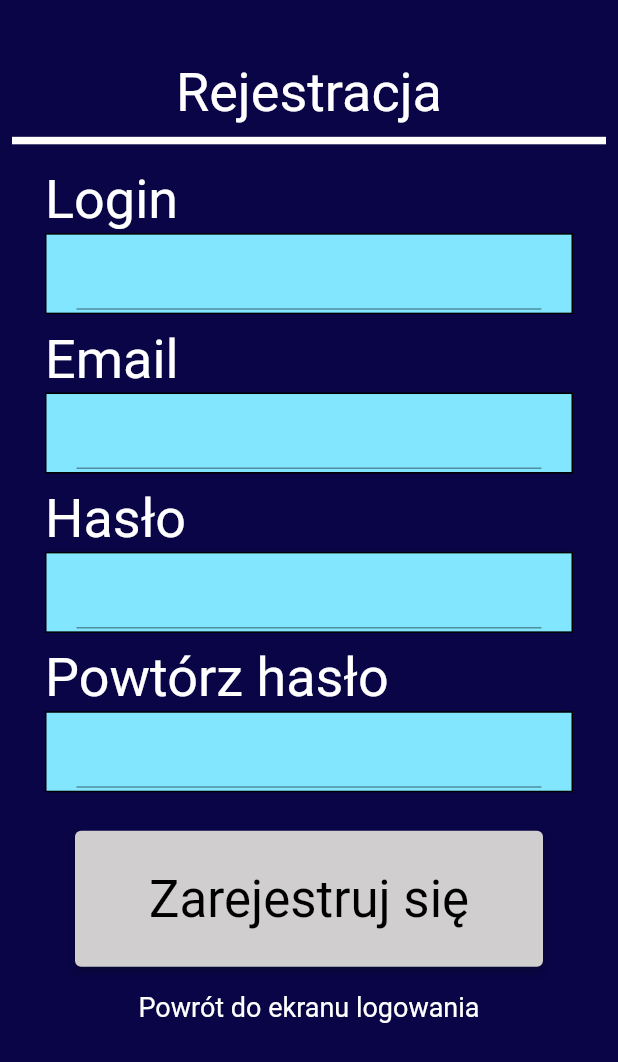
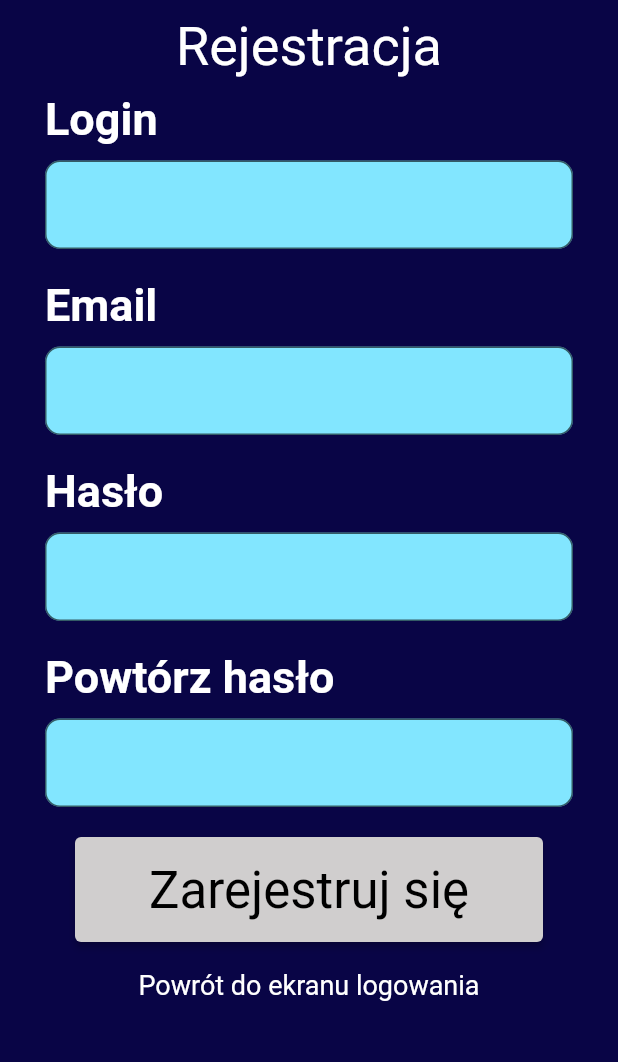
Before and after one commit to Wojberni/interactive-learning, a Flutter app: the screen it shows after launch, after a tap on "Zaloguj się", after a tap on "Rejestracja", on a phone screen of 412 x 824 dp. Shown: the top 1062 px of the screen. Run offline on Flutter 3.47's test engine with Material 2 defaults, Android fonts, the light colour scheme and no system bars; our stand-ins replace flutter_dotenv; missing offline and left inert: learning_api.

Commit message:
Created more clear folder structure and finished refactor for register page

```diff
--- a/mobile/lib/custom_header_login_register.dart
+++ /dev/null
@@ -1,24 +0,0 @@
-import 'package:flutter/material.dart';
-
-class CustomHeaderLoginRegister extends StatelessWidget {
-
-  const CustomHeaderLoginRegister(this.header, {super.key});
-
-  final String header;
-
-  @override
-  Widget build(BuildContext context) {
-    return Padding(
-      padding: const EdgeInsets.only(
-        top: 10.0,
-      ),
-      child: Center(
-        child: Text(
-          header,
-          style: const TextStyle(
-              fontSize: 36, color: Colors.white),
-        ),
-      ),
-    );
-  }
-}
--- a/mobile/lib/custom_login_register_form_field.dart
+++ b/mobile/lib/login_register/custom_form_field.dart
@@ -19,11 +19,15 @@ class CustomFormField extends StatelessWidget {
   @override
   Widget build(BuildContext context) {
     return Padding(
-      padding: const EdgeInsets.all(30.0),
-      child: Column(children: [
+      padding: const EdgeInsets.symmetric(
+          vertical: 10, horizontal: 30),
+      child: Column(
+        crossAxisAlignment: CrossAxisAlignment.start,
+          children: [
         Text(
           hintText,
           textAlign: TextAlign.left,
+          textWidthBasis: TextWidthBasis.parent,
           style: const TextStyle(
             fontSize: 30,
             fontWeight: FontWeight.bold,
--- /dev/null
+++ b/mobile/lib/login_register/custom_layout_header.dart
@@ -0,0 +1,28 @@
+import 'package:flutter/material.dart';
+
+class CustomHeaderLoginRegister extends StatelessWidget {
+
+  const CustomHeaderLoginRegister(this.header, {super.key});
+
+  final String header;
+
+  @override
+  Widget build(BuildContext context) {
+    return Column(
+      children: [
+        Padding(
+          padding: const EdgeInsets.only(
+            top: 10.0,
+          ),
+          child: Center(
+            child: Text(
+              header,
+              style: const TextStyle(
+                  fontSize: 36, color: Colors.white),
+            ),
+          ),
+        ),
+      ],
+    );
+  }
+}
--- a/mobile/lib/login_page.dart
+++ b/mobile/lib/login_register/login_page.dart
@@ -2,11 +2,11 @@ import 'package:flutter/material.dart';
 import 'package:flutter/services.dart';
 import 'package:learning_api/api.dart';
 
-import 'api/ApiClient.dart';
+import '../api/ApiClient.dart';
 import 'custom_elevated_button.dart';
-import 'custom_login_register_form_field.dart';
+import 'custom_form_field.dart';
 import 'custom_validation_extension.dart';
-import 'custom_header_login_register.dart';
+import 'custom_layout_header.dart';
 
 class LoginPage extends StatefulWidget {
   const LoginPage({super.key});
@@ -16,11 +16,11 @@ class LoginPage extends StatefulWidget {
 }
 
 class _LoginPageState extends State<LoginPage> {
-  final formKey = GlobalKey<FormState>();
+  final _formKey = GlobalKey<FormState>();
   final _backgroundColor = const Color(0xFF090546);
 
-  String login = "";
-  String password = "";
+  String _login = "";
+  String _password = "";
 
   @override
   Widget build(BuildContext context) {
@@ -33,7 +33,7 @@ class _LoginPageState extends State<LoginPage> {
             resizeToAvoidBottomInset: false,
             body: SafeArea(
                 child: Form(
-                  key: formKey,
+                  key: _formKey,
                   child: Column(
                         children: [
                           const CustomHeaderLoginRegister("Logowanie"),
@@ -50,7 +50,7 @@ class _LoginPageState extends State<LoginPage> {
                               } else if (!value.isValidName) {
                                 return "Wpisz poprawny login!";
                               } else {
-                                login = value;
+                                _login = value;
                                 return null;
                               }
                             },
@@ -68,7 +68,7 @@ class _LoginPageState extends State<LoginPage> {
                               } else if (!value.isValidPassword) {
                                 return "Wpisz poprawne hasło!";
                               } else {
-                                password = value;
+                                _password = value;
                                 return null;
                               }
                             },
@@ -77,10 +77,10 @@ class _LoginPageState extends State<LoginPage> {
                           CustomElevatedButton(
                             title: 'Zaloguj się',
                             onPressed: () {
-                              if (formKey.currentState!.validate()) {
+                              if (_formKey.currentState!.validate()) {
                                 AuthEndpointApi(apiClient)
                                     .login(LoginUserRequest(
-                                    username: login, password: password))
+                                    username: _login, password: _password))
                                     .then((value) => {
                                   apiClient.addDefaultHeader(
                                       "Authorization",
@@ -96,26 +96,6 @@ class _LoginPageState extends State<LoginPage> {
                                   .pushNamed('registrationPage');
                             },
                           ),
-                          // Padding(
-                          //   padding: EdgeInsets.symmetric(
-                          //       horizontal: 50, vertical: screenHeight * 0.01),
-                          //   child: ElevatedButton(
-
-                          //     style: ElevatedButton.styleFrom(
-                          //         backgroundColor: _buttonColor,
-                          //         minimumSize: Size(
-                          //             screenWidth * 0.9, screenHeight * 0.11)),
-                          //     child: const Center(
-                          //       child: Text(
-                          //         'Rejestracja',
-                          //         style: TextStyle(
-                          //             fontSize: 34,
-                          //             color: Colors.black,
-                          //             fontWeight: FontWeight.normal),
-                          //       ),
-                          //     ),
-                          //   ),
-                          // ),
                           Padding(
                             padding: EdgeInsets.symmetric(
                                 horizontal: 15, vertical: screenHeight * 0.02),
--- /dev/null
+++ b/mobile/lib/login_register/registration_page.dart
@@ -0,0 +1,138 @@
+import 'package:flutter/material.dart';
+import 'package:flutter/services.dart';
+import 'package:learning_api/api.dart';
+import 'package:mobile/login_register/custom_elevated_button.dart';
+import 'package:mobile/login_register/custom_validation_extension.dart';
+
+import '../api/ApiClient.dart';
+import 'custom_form_field.dart';
+import 'custom_layout_header.dart';
+
+class RegistrationPage extends StatefulWidget {
+  const RegistrationPage({super.key});
+
+  @override
+  State<RegistrationPage> createState() => _RegistrationPageState();
+}
+
+class _RegistrationPageState extends State<RegistrationPage> {
+  final _formKey = GlobalKey<FormState>();
+  final _backgroundColor = const Color(0xFF090546);
+  String _login = "";
+  String _email = "";
+  String _password = "";
+  String _password2 = "";
+
+  @override
+  Widget build(BuildContext context) {
+    final double screenWidth = MediaQuery.of(context).size.width;
+    final double screenHeight = MediaQuery.of(context).size.height;
+
+    return MaterialApp(
+      home: Scaffold(
+        backgroundColor: _backgroundColor,
+        resizeToAvoidBottomInset: false,
+        body: SafeArea(
+            child: Form(
+          key: _formKey,
+          child: Column(children: [
+            const CustomHeaderLoginRegister("Rejestracja"),
+            CustomFormField(
+              hintText: 'Login',
+              inputFormatters: [
+                FilteringTextInputFormatter.allow(RegExp(r'[a-zA-Z0-9]')),
+                LengthLimitingTextInputFormatter(30),
+              ],
+              validator: (value) {
+                if (value!.isEmpty) {
+                  return "Wpisz login!";
+                } else if (!value.isValidName) {
+                  return "Wpisz poprawny login!";
+                } else {
+                  _login = value;
+                  return null;
+                }
+              },
+            ),
+            CustomFormField(
+              hintText: 'Email',
+              inputFormatters: [
+                FilteringTextInputFormatter.allow(RegExp(r'[a-zA-Z0-9@.]')),
+                LengthLimitingTextInputFormatter(30),
+              ],
+              validator: (value) {
+                if (value!.isEmpty) {
+                  return "Wpisz email!";
+                } else if (!value.isValidEmail) {
+                  return "Wpisz poprawny email!";
+                } else {
+                  _email = value;
+                  return null;
+                }
+              },
+            ),
+            CustomFormField(
+              hintText: 'Hasło',
+              inputFormatters: [
+                FilteringTextInputFormatter.allow(RegExp(r'[a-zA-Z0-9]')),
+                LengthLimitingTextInputFormatter(30),
+              ],
+              validator: (value) {
+                if (value!.isEmpty) {
+                  return "Wpisz hasło!";
+                } else if (!value.isValidPassword) {
+                  return "Wpisz poprawne hasło!";
+                } else {
+                  _password = value;
+                  return null;
+                }
+              },
+            ),
+            CustomFormField(
+              hintText: 'Powtórz hasło',
+              inputFormatters: [
+                FilteringTextInputFormatter.allow(RegExp(r'[a-zA-Z0-9]')),
+                LengthLimitingTextInputFormatter(30),
+              ],
+              validator: (value) {
+                if (value!.isEmpty) {
+                  return "Wpisz hasło!";
+                } else if (!value.isValidPassword) {
+                  return "Wpisz poprawne hasło!";
+                } else if (value != _password) {
+                  return "Hasła nie są takie same!";
+                } else {
+                  _password2 = value;
+                  return null;
+                }
+              },
+            ),
+            CustomElevatedButton(
+                title: 'Zarejestruj się',
+                onPressed: () {
+                  if (_formKey.currentState!.validate()) {
+                    //TODO: send registration form with email
+                    AuthEndpointApi(apiClient).register(RegisterUserRequest(
+                        username: _login, password: _password));
+                  }
+                }),
+            Padding(
+                padding: EdgeInsets.symmetric(
+                    horizontal: 15, vertical: screenHeight * 0.01),
+                child: GestureDetector(
+                  onTap: () => Navigator.pop(context),
+                  child: SizedBox(
+                    width: screenWidth,
+                    child: const Text(
+                      'Powrót do ekranu logowania',
+                      textAlign: TextAlign.center,
+                      style: TextStyle(color: Colors.white, fontSize: 18),
+                    ),
+                  ),
+                )),
+          ]),
+        )),
+      ),
+    );
+  }
+}
--- a/mobile/lib/main.dart
+++ b/mobile/lib/main.dart
@@ -1,7 +1,7 @@
 import 'package:flutter/material.dart';
-import 'package:mobile/home_page.dart';
-import 'package:mobile/login_page.dart';
-import 'package:mobile/registration_page.dart';
+import 'package:mobile/home/home_page.dart';
+import 'package:mobile/login_register/login_page.dart';
+import 'package:mobile/login_register/registration_page.dart';
 import 'package:flutter_dotenv/flutter_dotenv.dart';
 
 Future main() async {
--- a/mobile/lib/registration_page.dart
+++ /dev/null
@@ -1,300 +0,0 @@
-import 'package:flutter/material.dart';
-import 'package:flutter/services.dart';
-import 'package:learning_api/api.dart';
-
-import 'api/ApiClient.dart';
-
-class RegistrationPage extends StatefulWidget {
-  const RegistrationPage({super.key});
-
-  @override
-  State<RegistrationPage> createState() => _RegistrationPageState();
-}
-
-class _RegistrationPageState extends State<RegistrationPage> {
-  final formKey = GlobalKey<FormState>();
-  String login = "";
-  String email = "";
-  String password = "";
-  String password2 = "";
-
-  @override
-  Widget build(BuildContext context) {
-    final double screenWidth = MediaQuery.of(context).size.width;
-    final double screenHeight = MediaQuery.of(context).size.height;
-
-    return MaterialApp(
-        home: Scaffold(
-            resizeToAvoidBottomInset: false,
-            body: SafeArea(
-              child: Center(
-                child: Form(
-                  key: formKey,
-                  child: Container(
-                      color: const Color(0xFF090546),
-                      child: Center(
-                        child: ListView(children: [
-                          Padding(
-                            padding: EdgeInsets.only(
-                              top: screenHeight * 0.05,
-                            ),
-                            child: const Center(
-                              child: Text(
-                                "Rejestracja",
-                                style: TextStyle(
-                                    fontSize: 36, color: Colors.white),
-                              ),
-                            ),
-                          ),
-                          Padding(
-                            padding: const EdgeInsets.all(8.0),
-                            child: SizedBox(
-                              height: 5,
-                              width: screenWidth * 0.85,
-                              child: const DecoratedBox(
-                                decoration: BoxDecoration(color: Colors.white),
-                              ),
-                            ),
-                          ),
-                          SizedBox(height: screenHeight * 0.01),
-                          Padding(
-                            padding: const EdgeInsets.symmetric(horizontal: 30),
-                            child: SizedBox(
-                              width: screenWidth,
-                              child: const Text(
-                                'Login',
-                                textAlign: TextAlign.left,
-                                style: TextStyle(
-                                    color: Colors.white, fontSize: 36),
-                              ),
-                            ),
-                          ),
-                          Padding(
-                            padding: const EdgeInsets.symmetric(
-                                horizontal: 30, vertical: 1),
-                            child: Container(
-                              decoration: BoxDecoration(
-                                color: const Color(0xFF82E6FF),
-                                border: Border.all(color: Colors.black),
-                              ),
-                              child: Padding(
-                                padding: const EdgeInsets.only(
-                                    left: 20, right: 20, bottom: 2),
-                                child: TextFormField(
-                                  onTap: () {
-                                    FocusScope.of(context).unfocus();
-                                    TextEditingController().clear();
-                                  },
-                                  obscureText: false,
-                                  inputFormatters: [
-                                    LengthLimitingTextInputFormatter(15),
-                                  ],
-                                  style: const TextStyle(fontSize: 22),
-                                  validator: (value) {
-                                    if (value!.isEmpty) {
-                                      return "Wpisz login!";
-                                    } else if (!RegExp(r'^[a-zA-Z0-9]+$')
-                                        .hasMatch(value)) {
-                                      return "Wpisz poprawny login!";
-                                    } else {
-                                      login = value;
-                                      return null;
-                                    }
-                                  },
-                                ),
-                              ),
-                            ),
-                          ),
-                          SizedBox(height: screenHeight * 0.01),
-                          Padding(
-                            padding: const EdgeInsets.symmetric(horizontal: 30),
-                            child: SizedBox(
-                              width: screenWidth,
-                              child: const Text(
-                                'Email',
-                                textAlign: TextAlign.left,
-                                style: TextStyle(
-                                    color: Colors.white, fontSize: 36),
-                              ),
-                            ),
-                          ),
-                          Padding(
-                            padding: const EdgeInsets.symmetric(
-                                horizontal: 30, vertical: 1),
-                            child: Container(
-                              decoration: BoxDecoration(
-                                color: const Color(0xFF82E6FF),
-                                border: Border.all(color: Colors.black),
-                              ),
-                              child: Padding(
-                                padding: const EdgeInsets.only(
-                                    left: 20, right: 20, bottom: 2),
-                                child: TextFormField(
-                                  onTap: () {
-                                    FocusScope.of(context).unfocus();
-                                    TextEditingController().clear();
-                                  },
-                                  obscureText: false,
-                                  inputFormatters: [
-                                    LengthLimitingTextInputFormatter(15),
-                                  ],
-                                  style: const TextStyle(fontSize: 22),
-                                  validator: (value) {
-                                    if (value!.isEmpty) {
-                                      return "Wpisz email!";
-                                    } else if (!RegExp(
-                                            r"^[a-zA-Z0-9.a-zA-Z0-9.!#$%&'*+-/=?^_`{|}~]+@[a-zA-Z0-9]+\.[a-zA-Z]+")
-                                        .hasMatch(value)) {
-                                      return "Wpisz poprawny email!";
-                                    } else {
-                                      email = value;
-                                      return null;
-                                    }
-                                  },
-                                ),
-                              ),
-                            ),
-                          ),
-                          SizedBox(height: screenHeight * 0.01),
-                          Padding(
-                            padding: const EdgeInsets.symmetric(horizontal: 30),
-                            child: SizedBox(
-                              width: screenWidth,
-                              child: const Text(
-                                'Hasło',
-                                textAlign: TextAlign.left,
-                                style: TextStyle(
-                                    color: Colors.white, fontSize: 36),
-                              ),
-                            ),
-                          ),
-                          Padding(
-                            padding: const EdgeInsets.symmetric(
-                                horizontal: 30, vertical: 1),
-                            child: Container(
-                              decoration: BoxDecoration(
-                                color: const Color(0xFF82E6FF),
-                                border: Border.all(color: Colors.black),
-                              ),
-                              child: Padding(
-                                padding: const EdgeInsets.only(
-                                    left: 20, right: 20, bottom: 2),
-                                child: TextFormField(
-                                  onTap: () {
-                                    FocusScope.of(context).unfocus();
-                                    TextEditingController().clear();
-                                  },
-                                  obscureText: true,
-                                  inputFormatters: [
-                                    LengthLimitingTextInputFormatter(20),
-                                  ],
-                                  style: const TextStyle(fontSize: 22),
-                                  validator: (value) {
-                                    if (value!.isEmpty) {
-                                      return "Wpisz hasło!";
-                                    } else {
-                                      password = value;
-                                      return null;
-                                    }
-                                  },
-                                ),
-                              ),
-                            ),
-                          ),
-                          SizedBox(height: screenHeight * 0.01),
-                          Padding(
-                            padding: const EdgeInsets.symmetric(horizontal: 30),
-                            child: SizedBox(
-                              width: screenWidth,
-                              child: const Text(
-                                'Powtórz hasło',
-                                textAlign: TextAlign.left,
-                                style: TextStyle(
-                                    color: Colors.white, fontSize: 36),
-                              ),
-                            ),
-                          ),
-                          Padding(
-                            padding: const EdgeInsets.symmetric(
-                                horizontal: 30, vertical: 1),
-                            child: Container(
-                              decoration: BoxDecoration(
-                                color: const Color(0xFF82E6FF),
-                                border: Border.all(color: Colors.black),
-                              ),
-                              child: Padding(
-                                padding: const EdgeInsets.only(
-                                    left: 20, right: 20, bottom: 2),
-                                child: TextFormField(
-                                  onTap: () {
-                                    FocusScope.of(context).unfocus();
-                                    TextEditingController().clear();
-                                  },
-                                  obscureText: true,
-                                  inputFormatters: [
-                                    LengthLimitingTextInputFormatter(20),
-                                  ],
-                                  style: const TextStyle(fontSize: 22),
-                                  validator: (value) {
-                                    if (value! != password) {
-                                      return "Wpisane hasła nie są identyczne!";
-                                    } else {
-                                      password2 = value;
-                                      return null;
-                                    }
-                                  },
-                                ),
-                              ),
-                            ),
-                          ),
-                          SizedBox(height: screenHeight * 0.02),
-                          Padding(
-                            padding: EdgeInsets.symmetric(
-                                horizontal: 50, vertical: screenHeight * 0.01),
-                            child: ElevatedButton(
-                              onPressed: () {
-                                if (formKey.currentState!.validate()) {
-                                  //TODO: send registration form with email
-                                  AuthEndpointApi(apiClient).register(
-                                      RegisterUserRequest(
-                                          username: login, password: password));
-                                }
-                              },
-                              style: ElevatedButton.styleFrom(
-                                  backgroundColor: const Color(0xFFD0CECE),
-                                  minimumSize: Size(
-                                      screenWidth * 0.9, screenHeight * 0.11)),
-                              child: const Center(
-                                child: Text(
-                                  'Zarejestruj się',
-                                  style: TextStyle(
-                                      fontSize: 34,
-                                      color: Colors.black,
-                                      fontWeight: FontWeight.normal),
-                                ),
-                              ),
-                            ),
-                          ),
-                          Padding(
-                              padding: EdgeInsets.symmetric(
-                                  horizontal: 15,
-                                  vertical: screenHeight * 0.01),
-                              child: GestureDetector(
-                                onTap: () => Navigator.pop(context),
-                                child: SizedBox(
-                                  width: screenWidth,
-                                  child: const Text(
-                                    'Powrót do ekranu logowania',
-                                    textAlign: TextAlign.center,
-                                    style: TextStyle(
-                                        color: Colors.white, fontSize: 18),
-                                  ),
-                                ),
-                              )),
-                        ]),
-                      )),
-                ),
-              ),
-            )));
-  }
-}
```
Also changed, not shown: mobile/lib/home/home_page.dart (renamed from mobile/lib/home_page.dart), mobile/lib/login_register/custom_elevated_button.dart (renamed from mobile/lib/custom_elevated_button.dart), mobile/lib/login_register/custom_validation_extension.dart (renamed from mobile/lib/custom_validation_extension.dart).
